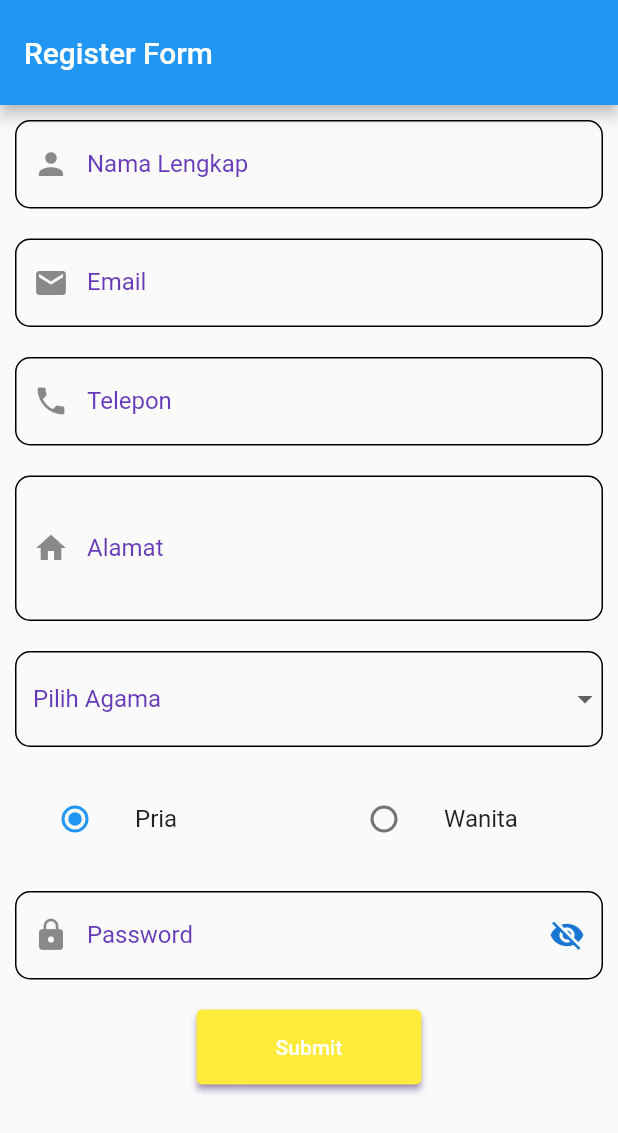
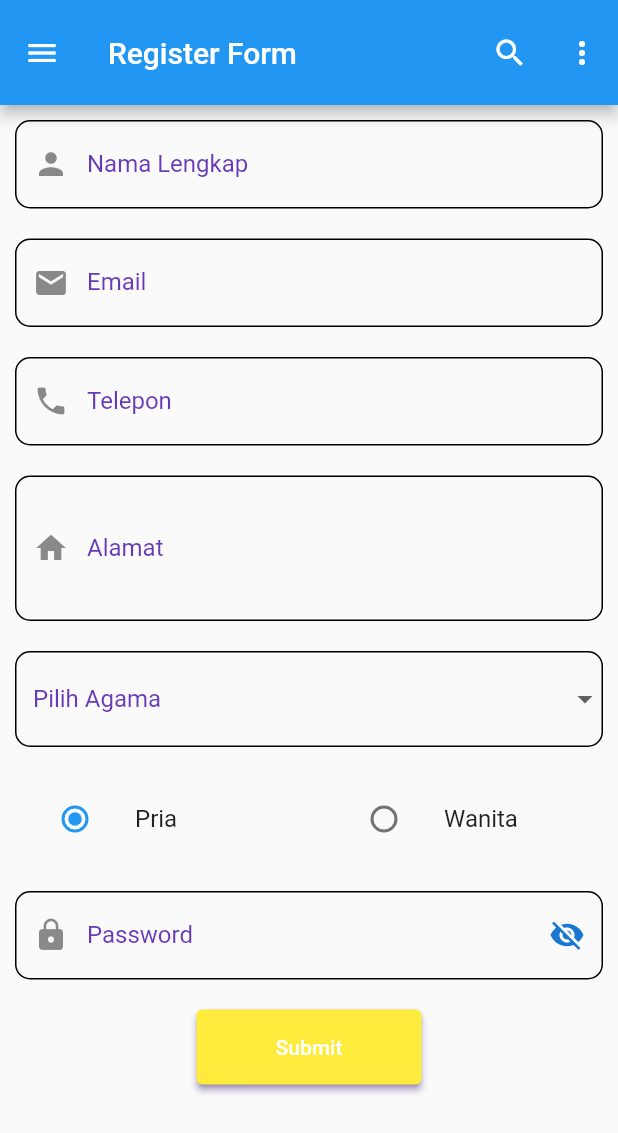
Before and after one commit to yozzylazzy/flutter_validation_passdata_form, a Flutter app: the screen it shows after launch, on a phone screen of 412 x 824 dp. Shown: the top 1133 px of the screen. Run offline on Flutter 3.47's test engine with Material 2 defaults, Android fonts, the phone set to English and light mode, and no system bars; missing offline and left inert: dart:html.

```diff
--- a/lib/register_form.dart
+++ b/lib/register_form.dart
@@ -33,10 +33,64 @@ class _RegisterFormStatefullState extends State<RegisterFormStatefull> {
   Widget build(BuildContext context) {
     return Scaffold(
       //AppBar cuman Title
+      drawer: Drawer(
+        width: 200,
+        backgroundColor: Colors.black45,
+        child: ListView(
+          padding: EdgeInsets.zero,
+          children: <Widget>[
+            const DrawerHeader(
+              decoration: BoxDecoration(
+                //image: Image.asset('images/git.png'),
+                color: Colors.blue,
+                image: DecorationImage(
+                    image: AssetImage("images/git.png"),
+                  alignment: Alignment.center,
+
+                ),
+              ),
+                child: Text(''),
+            ),
+            ListTile(
+              leading: Icon(Icons.home,color: Colors.white),
+              title: const Text('Home',
+              style: TextStyle(
+                color: Colors.white
+              )),
+              onTap: (){},
+            ),
+            ListTile(
+              leading: Icon(Icons.person, color: Colors.white),
+              title: const Text('User',
+                  style: TextStyle(
+                      color: Colors.white
+                  )),
+                onTap: (){
+
+                },
+            )
+          ],
+        ),
+      ),
       appBar: AppBar(
         title: const Text('Register Form'),
         toolbarHeight: 70,
         backgroundColor: Colors.blue,
+        leading: Builder(
+          builder: (BuildContext context) {
+            return IconButton(icon: Icon(Icons.menu),
+              onPressed: (){
+                Scaffold.of(context).openDrawer();
+              },
+              tooltip: MaterialLocalizations.of(context).openAppDrawerTooltip,
+            );
+          },
+        ),
+        actions: [
+          IconButton(onPressed: (){}, icon: Icon(Icons.search)),
+          IconButton(onPressed: (){}, icon: Icon(Icons.more_vert)),
+
+        ],
       ),
       body: SingleChildScrollView(
         child: Padding(
--- a/pubspec.yaml
+++ b/pubspec.yaml
@@ -60,9 +60,8 @@ flutter:
   uses-material-design: true
 
   # To add assets to your application, add an assets section, like this:
-  # assets:
-  #   - images/a_dot_burr.jpeg
-  #   - images/a_dot_ham.jpeg
+  assets:
+    - assets/images/git.png
 
   # An image asset can refer to one or more resolution-specific "variants", see
   # https://flutter.dev/assets-and-images/#resolution-aware
```
